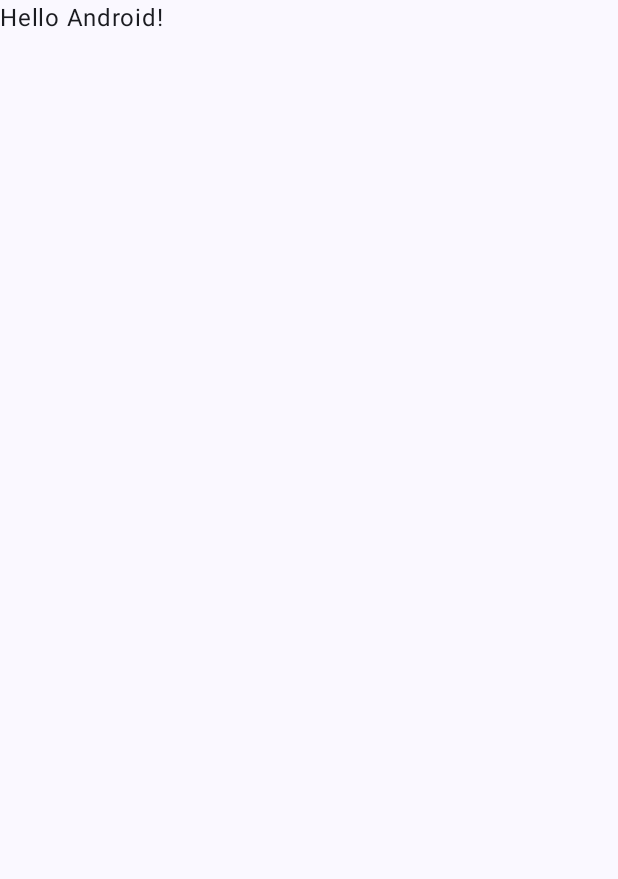
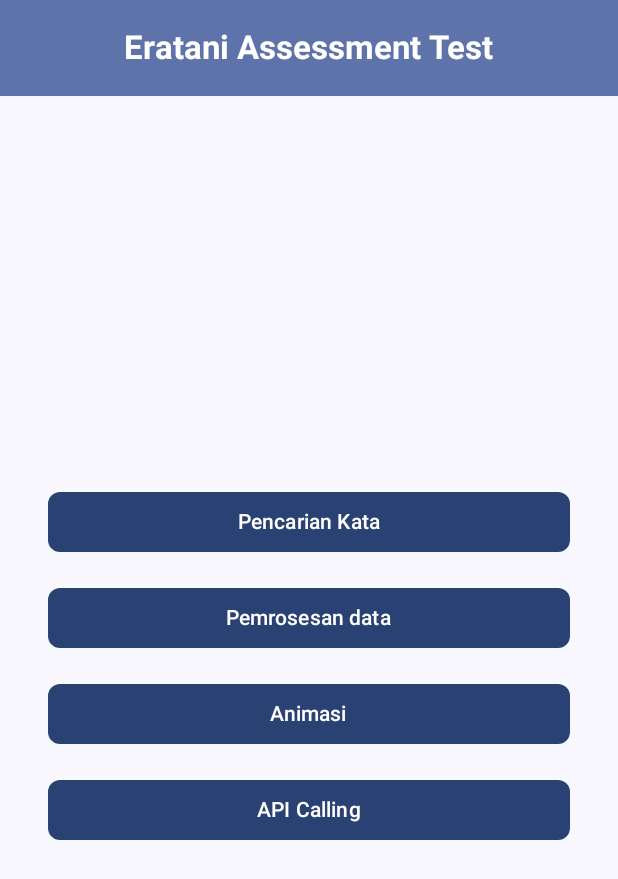
Before and after one commit to zenmobiledev/eratani-assessment-test, an Android app built with Jetpack Compose: the screen it shows after launch (MainActivity), on a phone screen of 412 x 824 dp. Before the commit the part shown is almost empty. Shown: the top 879 px of the screen. Run offline under Robolectric (Android 15) with nearby library versions, the phone set to English and light mode, and no system bars.

Commit message:
refactor main activity to use app navigation component and remove unused UI code

```diff
--- a/app/src/main/java/com/mobbelldev/erataniassessmenttest/MainActivity.kt
+++ b/app/src/main/java/com/mobbelldev/erataniassessmenttest/MainActivity.kt
@@ -4,13 +4,7 @@ import android.os.Bundle
 import androidx.activity.ComponentActivity
 import androidx.activity.compose.setContent
 import androidx.activity.enableEdgeToEdge
-import androidx.compose.foundation.layout.fillMaxSize
-import androidx.compose.foundation.layout.padding
-import androidx.compose.material3.Scaffold
-import androidx.compose.material3.Text
-import androidx.compose.runtime.Composable
-import androidx.compose.ui.Modifier
-import androidx.compose.ui.tooling.preview.Preview
+import com.mobbelldev.erataniassessmenttest.navigation.AppNavHost
 import com.mobbelldev.erataniassessmenttest.ui.theme.ErataniAssessmentTestTheme
 
 class MainActivity : ComponentActivity() {
@@ -19,29 +13,8 @@ class MainActivity : ComponentActivity() {
         enableEdgeToEdge()
         setContent {
             ErataniAssessmentTestTheme {
-                Scaffold(modifier = Modifier.fillMaxSize()) { innerPadding ->
-                    Greeting(
-                        name = "Android",
-                        modifier = Modifier.padding(innerPadding)
-                    )
-                }
+                AppNavHost()
             }
         }
     }
 }
-
-@Composable
-fun Greeting(name: String, modifier: Modifier = Modifier) {
-    Text(
-        text = "Hello $name!",
-        modifier = modifier
-    )
-}
-
-@Preview(showBackground = true)
-@Composable
-fun GreetingPreview() {
-    ErataniAssessmentTestTheme {
-        Greeting("Android")
-    }
-}
--- /dev/null
+++ b/app/src/main/java/com/mobbelldev/erataniassessmenttest/navigation/AppNavHost.kt
@@ -0,0 +1,60 @@
+package com.mobbelldev.erataniassessmenttest.navigation
+
+import androidx.compose.foundation.layout.fillMaxSize
+import androidx.compose.foundation.layout.padding
+import androidx.compose.material3.Scaffold
+import androidx.compose.runtime.Composable
+import androidx.compose.runtime.getValue
+import androidx.compose.ui.Modifier
+import androidx.navigation.NavHostController
+import androidx.navigation.compose.NavHost
+import androidx.navigation.compose.composable
+import androidx.navigation.compose.currentBackStackEntryAsState
+import androidx.navigation.compose.rememberNavController
+import com.mobbelldev.erataniassessmenttest.presentation.component.TopAppBarComponent
+import com.mobbelldev.erataniassessmenttest.presentation.screen.root.RootScreen
+import com.mobbelldev.erataniassessmenttest.presentation.screen.word_search.WordSearchScreen
+
+@Composable
+fun AppNavHost(
+    modifier: Modifier = Modifier,
+    navController: NavHostController = rememberNavController()
+) {
+    val currentBackStackEntry by navController.currentBackStackEntryAsState()
+    val currentDestination = currentBackStackEntry?.destination?.route
+
+    val title = when (currentDestination) {
+        Screen.Root::class.qualifiedName -> "Eratani Assessment Test"
+        Screen.WordSearch::class.qualifiedName -> "Pencarian Kata"
+        else -> ""
+    }
+
+    Scaffold(
+        modifier = modifier.fillMaxSize(),
+        topBar = {
+            TopAppBarComponent(
+                title = title,
+                showBackButton = currentDestination != Screen.Root::class.qualifiedName,
+                onBackClick = { navController.popBackStack() }
+            )
+        }
+    ) { innerPadding ->
+        NavHost(
+            modifier = modifier.padding(paddingValues = innerPadding),
+            navController = navController,
+            startDestination = Screen.Root
+        ) {
+            composable<Screen.Root> {
+                RootScreen(
+                    moveToWordSearchScreen = {
+                        navController.navigate(route = Screen.WordSearch)
+                    }
+                )
+            }
+
+            composable<Screen.WordSearch> {
+                WordSearchScreen()
+            }
+        }
+    }
+}
--- /dev/null
+++ b/app/src/main/java/com/mobbelldev/erataniassessmenttest/navigation/Screen.kt
@@ -0,0 +1,12 @@
+package com.mobbelldev.erataniassessmenttest.navigation
+
+import kotlinx.serialization.Serializable
+
+@Serializable
+sealed class Screen {
+    @Serializable
+    object Root : Screen()
+
+    @Serializable
+    object WordSearch : Screen()
+}
--- /dev/null
+++ b/app/src/main/java/com/mobbelldev/erataniassessmenttest/presentation/component/TopAppBarComponent.kt
@@ -0,0 +1,42 @@
+package com.mobbelldev.erataniassessmenttest.presentation.component
+
+import androidx.compose.material.icons.Icons
+import androidx.compose.material.icons.automirrored.filled.ArrowBack
+import androidx.compose.material3.*
+import androidx.compose.runtime.Composable
+import androidx.compose.ui.graphics.Color
+import androidx.compose.ui.text.font.FontWeight
+
+@OptIn(ExperimentalMaterial3Api::class)
+@Composable
+fun TopAppBarComponent(
+    title: String,
+    showBackButton: Boolean = false,
+    onBackClick: (() -> Unit)? = null
+) {
+    CenterAlignedTopAppBar(
+        title = {
+            Text(
+                text = title,
+                style = MaterialTheme.typography.titleLarge.copy(fontWeight = FontWeight.Bold)
+            )
+        },
+        navigationIcon = {
+            if (showBackButton && onBackClick != null) {
+                IconButton(onClick = onBackClick) {
+                    Icon(
+                        imageVector = Icons.AutoMirrored.Filled.ArrowBack,
+                        contentDescription = "Back to Root Screen"
+                    )
+                }
+            }
+        },
+        colors = TopAppBarColors(
+            containerColor = MaterialTheme.colorScheme.primaryContainer,
+            scrolledContainerColor = Color.Unspecified,
+            navigationIconContentColor = MaterialTheme.colorScheme.onPrimaryContainer,
+            titleContentColor = MaterialTheme.colorScheme.onPrimaryContainer,
+            actionIconContentColor = Color.Unspecified
+        )
+    )
+}
--- /dev/null
+++ b/app/src/main/java/com/mobbelldev/erataniassessmenttest/presentation/screen/root/RootScreen.kt
@@ -0,0 +1,87 @@
+package com.mobbelldev.erataniassessmenttest.presentation.screen.root
+
+import androidx.compose.foundation.layout.*
+import androidx.compose.material3.Button
+import androidx.compose.material3.MaterialTheme
+import androidx.compose.material3.Text
+import androidx.compose.runtime.Composable
+import androidx.compose.ui.Alignment
+import androidx.compose.ui.Modifier
+import androidx.compose.ui.tooling.preview.Preview
+import androidx.compose.ui.unit.dp
+import com.mobbelldev.erataniassessmenttest.ui.theme.ErataniAssessmentTestTheme
+
+@Composable
+fun RootScreen(modifier: Modifier = Modifier, moveToWordSearchScreen: () -> Unit) {
+    Column(
+        modifier = modifier.fillMaxSize(),
+        horizontalAlignment = Alignment.CenterHorizontally,
+        verticalArrangement = Arrangement.Center
+    ) {
+        // Pencarian Kata
+        Button(
+            modifier = Modifier
+                .fillMaxWidth()
+                .padding(
+                    horizontal = 32.dp,
+                    vertical = 8.dp
+                ),
+            onClick = { moveToWordSearchScreen() },
+            shape = MaterialTheme.shapes.small,
+        ) {
+            Text(text = "Pencarian Kata")
+        }
+
+        // Pemrosesan Data
+        Button(
+            modifier = Modifier
+                .fillMaxWidth()
+                .padding(
+                    horizontal = 32.dp,
+                    vertical = 8.dp
+                ),
+            onClick = {},
+            shape = MaterialTheme.shapes.small
+        ) {
+            Text(text = "Pemrosesan data")
+        }
+
+        // Animasi
+        Button(
+            modifier = Modifier
+                .fillMaxWidth()
+                .padding(
+                    horizontal = 32.dp,
+                    vertical = 8.dp
+                ),
+            onClick = {},
+            shape = MaterialTheme.shapes.small
+        ) {
+            Text(text = "Animasi")
+        }
+
+        // API Calling
+        Button(
+            modifier = Modifier
+                .fillMaxWidth()
+                .padding(
+                    horizontal = 32.dp,
+                    vertical = 8.dp
+                ),
+            onClick = {},
+            shape = MaterialTheme.shapes.small
+        ) {
+            Text(text = "API Calling")
+        }
+    }
+}
+
+@Preview(showBackground = true)
+@Composable
+private fun RootScreenPreview() {
+    ErataniAssessmentTestTheme {
+        RootScreen(
+            moveToWordSearchScreen = {}
+        )
+    }
+}
```
Also changed, not shown: app/src/main/java/com/mobbelldev/erataniassessmenttest/presentation/component/Material3SearchBarComponent.kt (added, +149 -0 lines), app/src/main/java/com/mobbelldev/erataniassessmenttest/presentation/screen/word_search/WordSearchScreen.kt (added, +58 -0 lines).
